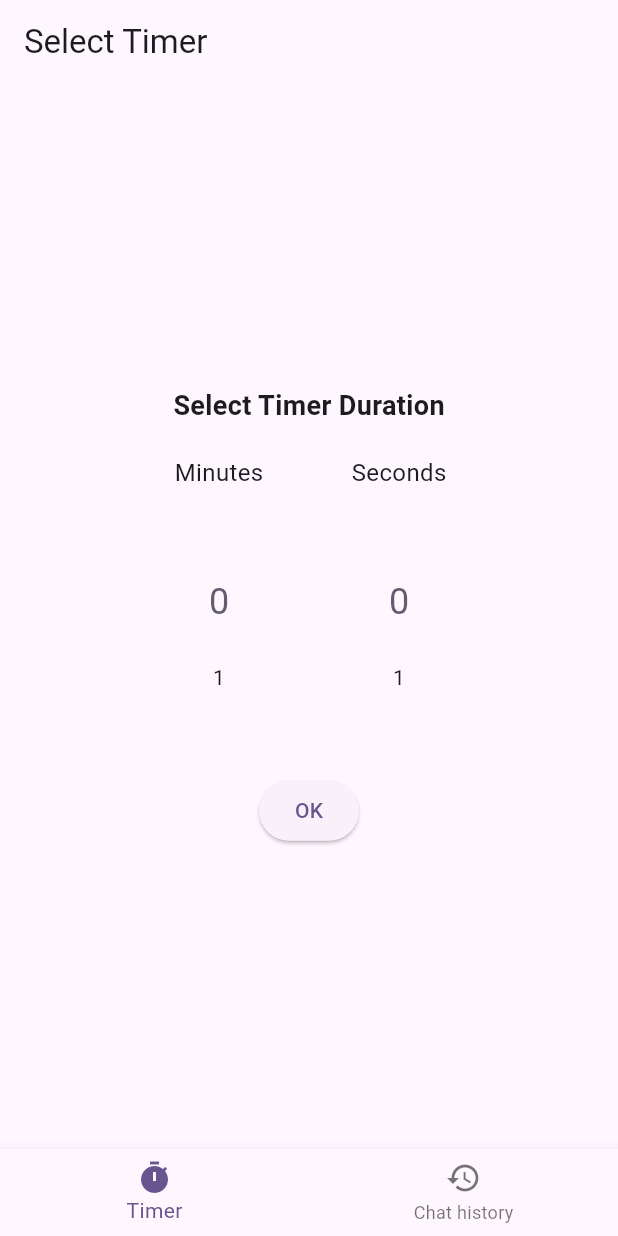
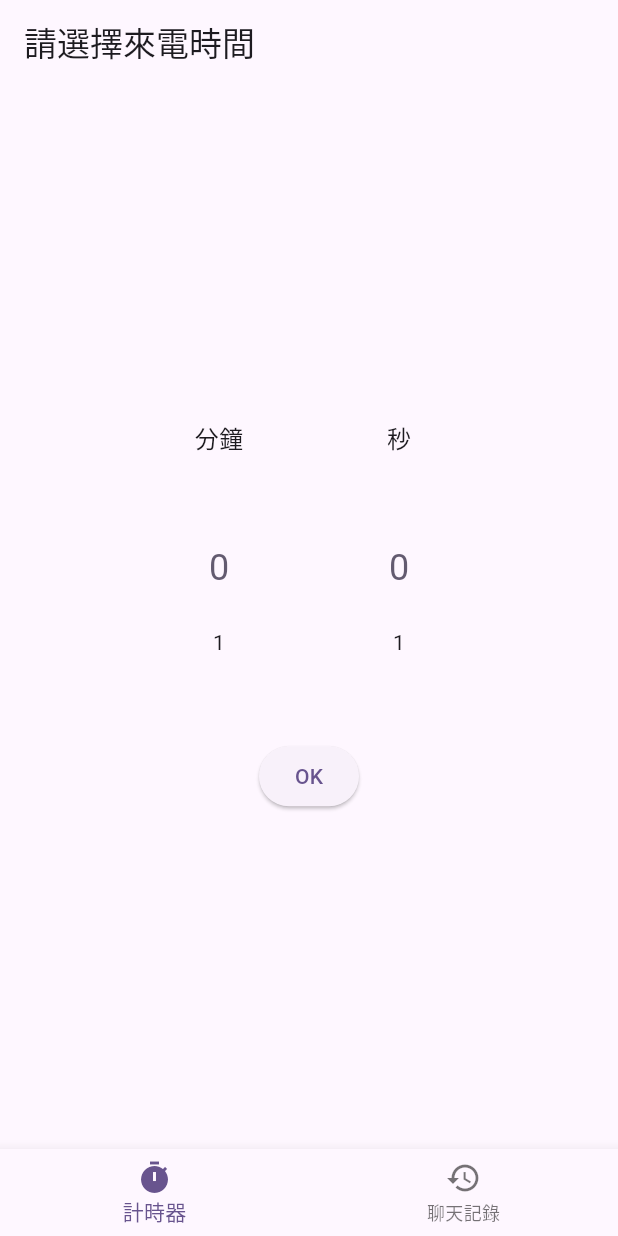
Before and after one commit to Argentum11/busy_faker, a Flutter app: the screen it shows after launch, on a phone screen of 412 x 824 dp. Run offline on Flutter 3.47's test engine with Material 3 defaults, Android fonts, the phone set to English and light mode, and no system bars; drawn by our look-alikes of numberpicker; our stand-ins replace flutter_tts, speech_to_text, vibration.

Commit message:
feat: update all text to zh-tw for uniformity

```diff
--- a/lib/main.dart
+++ b/lib/main.dart
@@ -40,11 +40,11 @@ class BusyFakerState extends State<BusyFaker> {
           items: const [
             BottomNavigationBarItem(
               icon: Icon(Icons.timer),
-              label: 'Timer',
+              label: '計時器',
             ),
             BottomNavigationBarItem(
               icon: Icon(Icons.history),
-              label: 'Chat history',
+              label: '聊天記錄',
             ),
           ],
         ),
--- a/lib/pages/caller_selection.dart
+++ b/lib/pages/caller_selection.dart
@@ -10,7 +10,7 @@ class CallerSelectionPage extends StatelessWidget {
   @override
   Widget build(BuildContext context) {
     return Scaffold(
-      appBar: AppBar(title: const Text('Select a caller')),
+      appBar: AppBar(title: const Text('請選擇來電者')),
       body: Column(
         mainAxisAlignment: MainAxisAlignment.spaceEvenly,
         children: [
--- a/lib/pages/chat_history.dart
+++ b/lib/pages/chat_history.dart
@@ -41,14 +41,14 @@ class _ChatHistoryPageState extends State<ChatHistoryPage> {
 
     return Scaffold(
       appBar: AppBar(
-        title: const Text('Chat History'),
+        title: const Text('聊天記錄'),
         bottom: PreferredSize(
           preferredSize: const Size.fromHeight(60),
           child: Padding(
             padding: const EdgeInsets.all(8.0),
             child: SearchBar(
               controller: _searchController,
-              hintText: 'Search in chat history...',
+              hintText: '搜尋聊天記錄...',
               onChanged: (value) {
                 setState(() {
                   _searchQuery = value;
@@ -78,7 +78,7 @@ class _ChatHistoryPageState extends State<ChatHistoryPage> {
             if (filteredRecords.isEmpty && _searchQuery.isNotEmpty)
               const Padding(
                 padding: EdgeInsets.all(16.0),
-                child: Text('No results found'),
+                child: Text('未找到符合搜尋字詞的記錄'),
               ),
             Expanded(
               child: ListView.builder(
--- a/lib/pages/fake_phone_call.dart
+++ b/lib/pages/fake_phone_call.dart
@@ -103,7 +103,7 @@ class FakePhoneCallPageState extends State<FakePhoneCallPage> {
           mainAxisAlignment: MainAxisAlignment.center,
           children: [
             const Text(
-              'Incoming Call',
+              '來電',
               style: TextStyle(
                 color: Colors.white,
                 fontSize: 24,
--- a/lib/pages/in_call.dart
+++ b/lib/pages/in_call.dart
@@ -143,7 +143,7 @@ class InCallPageState extends State<InCallPage> {
               height: screenHeight * 0.1,
             ),
             const Text(
-              'In Call',
+              '通話中',
               style: TextStyle(
                 color: Colors.white,
                 fontSize: 24,
@@ -191,8 +191,8 @@ class InCallPageState extends State<InCallPage> {
               _speechEnabled
                   ? _speechToTextService.isListening
                       ? ''
-                      : 'Tap the microphone to start speaking'
-                  : 'Speech not available',
+                      : '點擊麥克風開始說話'
+                  : '麥克風尚未啟用',
               style: const TextStyle(color: Colors.white),
             ),
             SizedBox(
--- a/lib/pages/theme_selection.dart
+++ b/lib/pages/theme_selection.dart
@@ -14,7 +14,7 @@ class ThemeSelectionPage extends StatelessWidget {
     return Scaffold(
       appBar: AppBar(
         title: const Text(
-          'Select a theme',
+          '請選擇聊天主題',
           style: TextStyle(
             fontWeight: FontWeight.bold,
             fontSize: 24,
--- a/lib/pages/timer_selection.dart
+++ b/lib/pages/timer_selection.dart
@@ -29,24 +29,19 @@ class TimerSelectionPageState extends State<TimerSelectionPage> {
   Widget build(BuildContext context) {
     return Scaffold(
       appBar: AppBar(
-        title: const Text('Select Timer'),
+        title: const Text('請選擇來電時間'),
       ),
       body: Padding(
         padding: const EdgeInsets.all(16.0),
         child: Column(
           mainAxisAlignment: MainAxisAlignment.center,
           children: [
-            const Text(
-              "Select Timer Duration",
-              style: TextStyle(fontSize: 18, fontWeight: FontWeight.bold),
-            ),
-            const SizedBox(height: 20),
             Row(
               mainAxisAlignment: MainAxisAlignment.center,
               children: [
                 Column(
                   children: [
-                    const Text("Minutes", style: TextStyle(fontSize: 16)),
+                    const Text("分鐘", style: TextStyle(fontSize: 16)),
                     NumberPicker(
                       value: _minutes,
                       minValue: 0,
@@ -58,7 +53,7 @@ class TimerSelectionPageState extends State<TimerSelectionPage> {
                 const SizedBox(width: 20),
                 Column(
                   children: [
-                    const Text("Seconds", style: TextStyle(fontSize: 16)),
+                    const Text("秒", style: TextStyle(fontSize: 16)),
                     NumberPicker(
                       value: _seconds,
                       minValue: 0,
```
